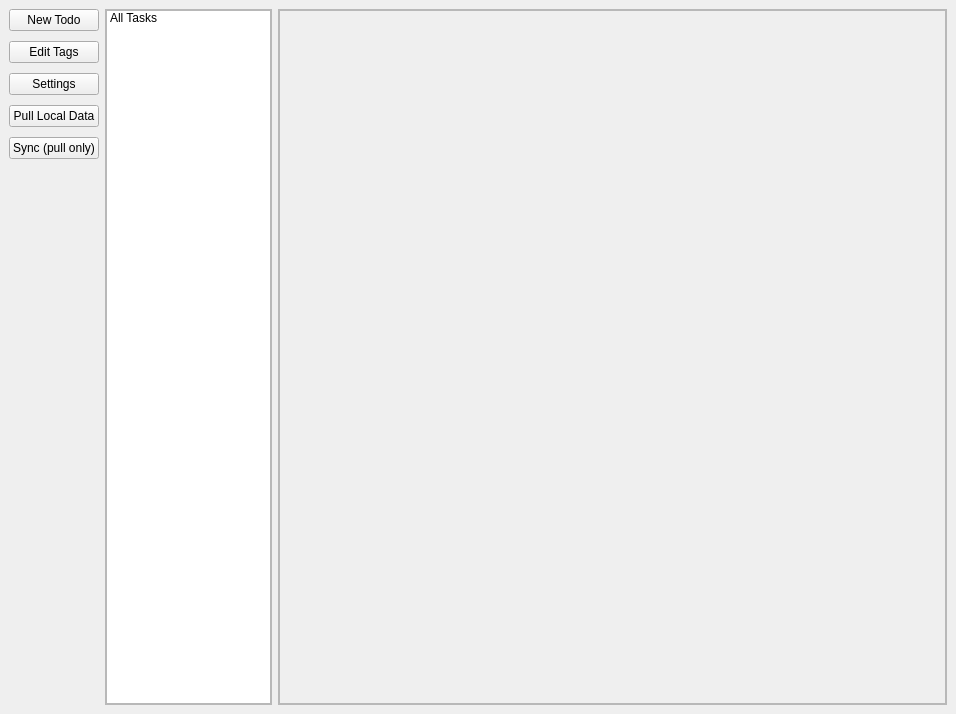
The window that src/gui/mainwindow.ui (gravityfargo/DavTasks) describes before a commit, drawn with Qt 5.
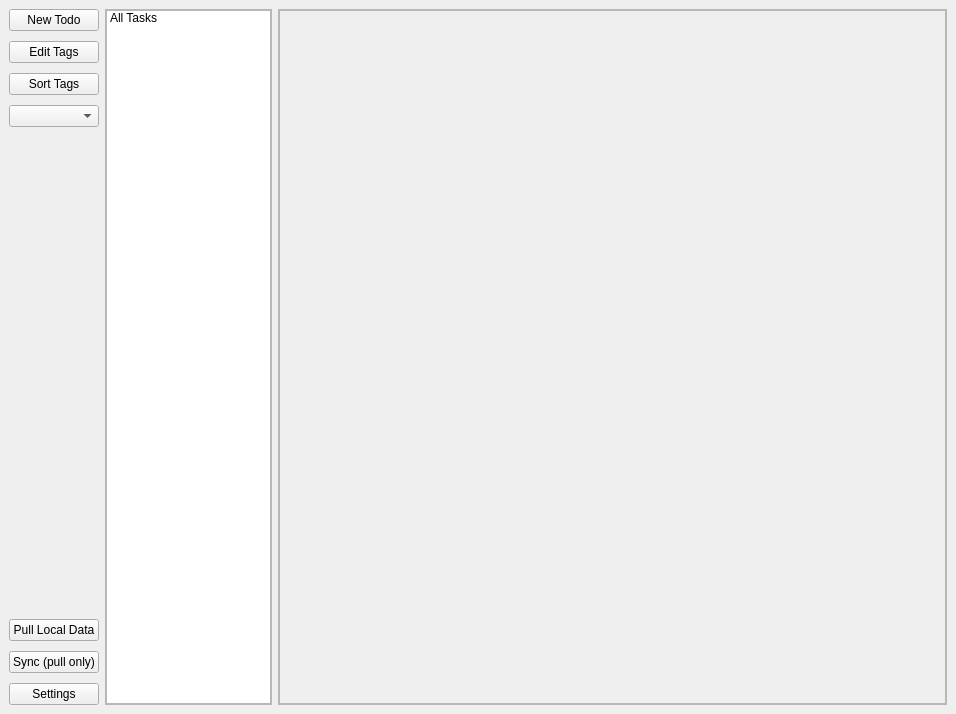
The same window after the commit.

Commit message: new setting now update json - added sorting to gui

What changed in the file:
```diff
--- a/src/gui/mainwindow.ui
+++ b/src/gui/mainwindow.ui
@@ -38,31 +38,14 @@
        </widget>
       </item>
       <item>
-       <widget class="QPushButton" name="pushButtonSettings">
-        <property name="sizePolicy">
-         <sizepolicy hsizetype="Expanding" vsizetype="Fixed">
-          <horstretch>0</horstretch>
-          <verstretch>0</verstretch>
-         </sizepolicy>
-        </property>
+       <widget class="QPushButton" name="pushButtonSortTags">
         <property name="text">
-         <string>Settings</string>
+         <string>Sort Tags</string>
         </property>
        </widget>
       </item>
       <item>
-       <widget class="QPushButton" name="pushButtonRefresh">
-        <property name="text">
-         <string>Pull Local Data</string>
-        </property>
-       </widget>
-      </item>
-      <item>
-       <widget class="QPushButton" name="pushButtonSync">
-        <property name="text">
-         <string>Sync (pull only)</string>
-        </property>
-       </widget>
+       <widget class="QComboBox" name="comboBoxSortTasks"/>
       </item>
       <item>
        <spacer name="verticalSpacerButtons">
@@ -77,6 +60,33 @@
         </property>
        </spacer>
       </item>
+      <item>
+       <widget class="QPushButton" name="pushButtonRefresh">
+        <property name="text">
+         <string>Pull Local Data</string>
+        </property>
+       </widget>
+      </item>
+      <item>
+       <widget class="QPushButton" name="pushButtonSync">
+        <property name="text">
+         <string>Sync (pull only)</string>
+        </property>
+       </widget>
+      </item>
+      <item>
+       <widget class="QPushButton" name="pushButtonSettings">
+        <property name="sizePolicy">
+         <sizepolicy hsizetype="Expanding" vsizetype="Fixed">
+          <horstretch>0</horstretch>
+          <verstretch>0</verstretch>
+         </sizepolicy>
+        </property>
+        <property name="text">
+         <string>Settings</string>
+        </property>
+       </widget>
+      </item>
      </layout>
     </item>
     <item row="0" column="2">
```
The commit also changes 4 other files.
